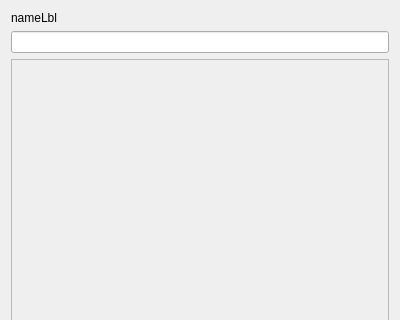
Before: the Qt Designer form src/contactdetails.ui in ZestyMeta/qontacts, drawn with Qt 5; both pictures show x 0 to 400 and y 0 to 320 of the 400 by 497 pixel window.
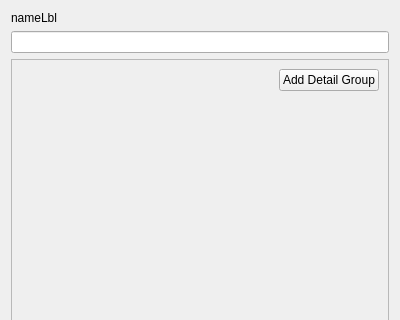
After: the same form once the commit is applied.

Commit message: Add new fields and groups

```diff
--- a/src/contactdetails.ui
+++ b/src/contactdetails.ui
@@ -53,6 +53,30 @@
            <item>
             <layout class="QVBoxLayout" name="detailGroupLayout"/>
            </item>
+           <item>
+            <layout class="QHBoxLayout" name="horizontalLayout_2">
+             <item>
+              <spacer name="horizontalSpacer_2">
+               <property name="orientation">
+                <enum>Qt::Horizontal</enum>
+               </property>
+               <property name="sizeHint" stdset="0">
+                <size>
+                 <width>40</width>
+                 <height>20</height>
+                </size>
+               </property>
+              </spacer>
+             </item>
+             <item>
+              <widget class="QPushButton" name="addGroupBtn">
+               <property name="text">
+                <string>Add Detail Group</string>
+               </property>
+              </widget>
+             </item>
+            </layout>
+           </item>
            <item>
             <spacer name="verticalSpacer">
              <property name="orientation">
@@ -61,7 +85,7 @@
              <property name="sizeHint" stdset="0">
               <size>
                <width>20</width>
-               <height>357</height>
+               <height>322</height>
               </size>
              </property>
             </spacer>
```
The commit also changes 5 other files.
